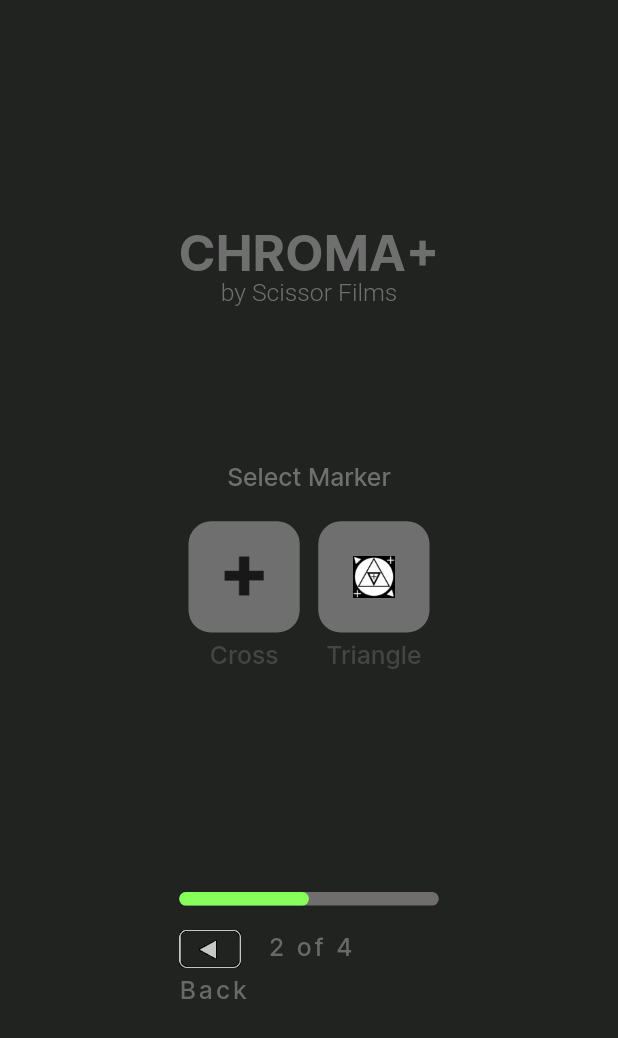
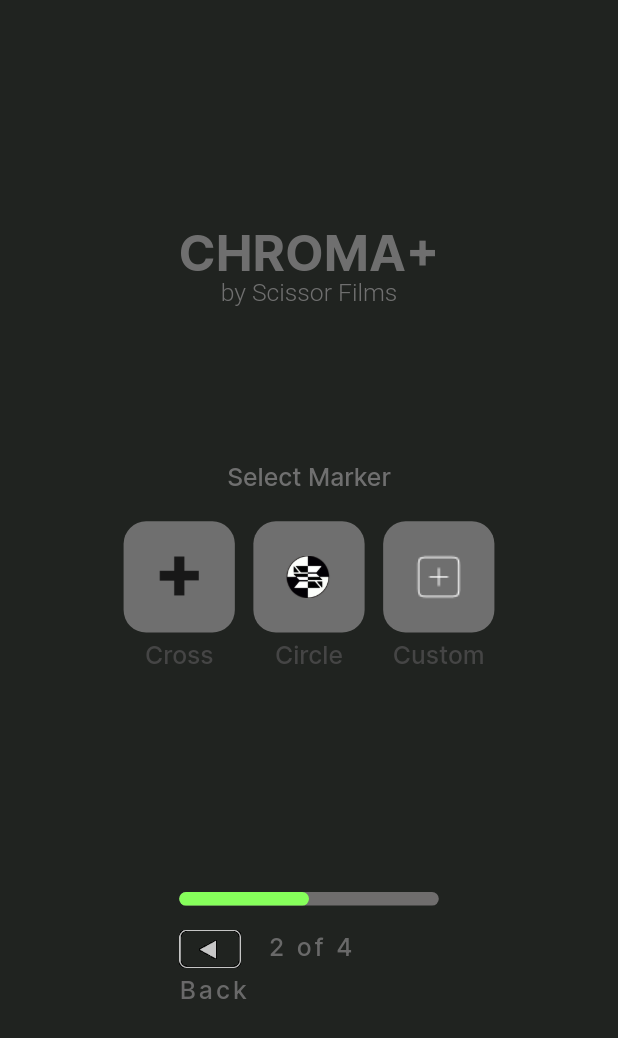
Before and after one commit to harsh-luthra/Chroma-, a Flutter app: the screen it shows after launch, after a tap on "Green", on a phone screen of 412 x 824 dp. Shown: the top 1038 px of the screen. Run offline on Flutter 3.47's test engine with Material 2 defaults, Android fonts, the phone set to English and light mode, and no system bars; our stand-ins replace auto_size_text, csv, flutter_colorpicker, flutter_slidable, flutter_svg, sensors_plus and 2 more; missing offline and left inert: fullscreen, screen_brightness, to_csv, undo; Roboto replaces fonts that are missing (Proxima Nova).

Commit message:
added new images change triangle to circle marker changed 2 by 2 layout to 3 layout added icon to select custom icon from phone (need to implement feature to select custom marker)

```diff
--- a/lib/AppConstants.dart
+++ b/lib/AppConstants.dart
@@ -23,11 +23,14 @@
   static const Color sliderActiveColor = Color.fromARGB(255, 210, 210, 210);
   static const Color sliderInActiveColor = Color.fromARGB(255, 210, 210, 210);
 
-
   static const Color containerGreyColor = Color.fromARGB(65, 0, 0, 0);
 
   static const AssetImage plusImg = AssetImage('assets/images/plusImg.png');
   static const AssetImage triangleImg = AssetImage('assets/images/triangleImg.png');
+  static const AssetImage sfCircleImg = AssetImage('assets/images/sfMarker.png');
+
+  static const AssetImage addMarkerImg = AssetImage('assets/images/addMarker.png');
+  static const AssetImage colorCircleImg = AssetImage('assets/images/colorCirlce.png');
 
   static const AssetImage customImg = AssetImage('assets/images/settings.png');
   static const AssetImage standardImg = AssetImage('assets/images/standardLayout.png');
--- a/lib/customise_layout.dart
+++ b/lib/customise_layout.dart
@@ -807,7 +807,7 @@
       if (loadedMarker == "1") {
         selectedMarker = AppConstants.plusImg;
       } else {
-        selectedMarker = AppConstants.triangleImg;
+        selectedMarker = AppConstants.sfCircleImg;
       }
     } else {
       selectedMarker = AppConstants.plusImg;
--- a/lib/customise_layout_bkup.dart
+++ b/lib/customise_layout_bkup.dart
@@ -648,7 +648,7 @@
       if (loadedMarker == "1") {
         selectedMarker = AppConstants.plusImg;
       } else {
-        selectedMarker = AppConstants.triangleImg;
+        selectedMarker = AppConstants.sfCircleImg;
       }
     } else {
       selectedMarker = AppConstants.plusImg;
--- a/lib/main_screen.dart
+++ b/lib/main_screen.dart
@@ -881,7 +881,7 @@
       if (loadedMarker == "1") {
         selectedMarker = AppConstants.plusImg;
       } else {
-        selectedMarker = AppConstants.triangleImg;
+        selectedMarker = AppConstants.sfCircleImg;
       }
     } else {
       selectedMarker = AppConstants.plusImg;
--- a/lib/select_color.dart
+++ b/lib/select_color.dart
@@ -175,22 +175,26 @@
                 width: screenWidth! * 0.03,
               ),
               colorPaletteBox(AppConstants.blue_clr, "Blue"),
-            ],
-          ),
-          SizedBox(
-            height: screenHeight! * 0.0175,
-          ),
-          Row(
-            mainAxisAlignment: MainAxisAlignment.center,
-            crossAxisAlignment: CrossAxisAlignment.center,
-            children: [
-              colorPaletteBox(AppConstants.black_clr, "Black"),
               SizedBox(
                 width: screenWidth! * 0.03,
               ),
-              colorPaletteBox(currentColor, "Custom"),
+              colorPaletteBox(AppConstants.blue_clr, "Custom"),
             ],
           ),
+          // SizedBox(
+          //   height: screenHeight! * 0.0175,
+          // ),
+          // Row(
+          //   mainAxisAlignment: MainAxisAlignment.center,
+          //   crossAxisAlignment: CrossAxisAlignment.center,
+          //   children: [
+          //     colorPaletteBox(AppConstants.black_clr, "Black"),
+          //     SizedBox(
+          //       width: screenWidth! * 0.03,
+          //     ),
+          //     colorPaletteBox(currentColor, "Custom"),
+          //   ],
+          // ),
         ],
       ),
     );
@@ -210,7 +214,11 @@
               SizedBox(
                 width: screenWidth! * 0.03,
               ),
-              markerPaletteBox(AppConstants.triangleImg, "Triangle"),
+              markerPaletteBox(AppConstants.sfCircleImg, "Circle"),
+              SizedBox(
+                width: screenWidth! * 0.03,
+              ),
+              markerPaletteBox(AppConstants.addMarkerImg, "Custom"),
             ],
           ),
          // SizedBox(height: (screenHeight! * 0.09) + 10 + 10)
@@ -233,7 +241,7 @@
                SizedBox(
                 width: screenWidth! * 0.03,
               ),
-              layoutPaletteBox(AppConstants.triangleImg, "Custom"),
+              layoutPaletteBox(AppConstants.sfCircleImg, "Custom"),
             ],
           ),
         ],
@@ -442,7 +450,7 @@
                   color: AppConstants.Alt_Color,
                 ),
               ),
-              Container(
+              title != "Custom" ? Container(
                 width: innerCircleSize,
                 height: innerCircleSize,
                 decoration: BoxDecoration(
@@ -453,6 +461,19 @@
                     bottomRight: Radius.circular(39),
                   ),
                   color: color,
+                ),
+              ) : Container(
+                width: innerCircleSize,
+                height: innerCircleSize,
+                decoration: BoxDecoration(
+                  borderRadius: const BorderRadius.only(
+                    topLeft: Radius.circular(39),
+                    topRight: Radius.circular(39),
+                    bottomLeft: Radius.circular(39),
+                    bottomRight: Radius.circular(39),
+                  ),
+                  color: color,
+                  image: const DecorationImage(image: AppConstants.colorCircleImg, fit: BoxFit.fitWidth),
                 ),
               ),
             ],
@@ -479,6 +500,7 @@
   Widget markerPaletteBox(AssetImage showImage, String title) {
     double? outerCircleCorner = 15;
     double? outerCircleSize = screenHeight! * 0.09;
+    double? markerSize = title == "Cross" ? screenHeight! * 0.034 : screenHeight! * 0.045;
     //double? innerCircleSize = outerCircleSize * 0.34;
     return GestureDetector(
       onTap: () {
@@ -488,10 +510,15 @@
             selectedMarker = 1;
             selectLayout();
           });
-        } else if (title == "Triangle") {
+        } else if (title == "Circle") {
           setState(() {
             selectedMarker = 2;
             selectLayout();
+          });
+        }else if (title == "Custom") {
+          setState(() {
+            selectedMarker = 2; // Need to Change to 3
+            selectLayout(); // Need to Add Pick Image from Phone for Custom Marker
           });
         }
       },
@@ -514,8 +541,8 @@
                 ),
               ),
               Container(
-                  width: screenHeight! * 0.034,
-                  height: screenHeight! * 0.034,
+                  width: markerSize,
+                  height: markerSize,
                   decoration: BoxDecoration(
                     image:
                     DecorationImage(image: showImage, fit: BoxFit.fitWidth),
--- a/lib/select_color_bkup.dart
+++ b/lib/select_color_bkup.dart
@@ -202,7 +202,7 @@
             const SizedBox(
               width: 10,
             ),
-            markerPaletteBox(AppConstants.triangleImg, "Triangle"),
+            markerPaletteBox(AppConstants.sfCircleImg, "Triangle"),
           ],
         ),
         const SizedBox(
@@ -235,7 +235,7 @@
             const SizedBox(
               width: 10,
             ),
-            layoutPaletteBox(AppConstants.triangleImg, "Custom"),
+            layoutPaletteBox(AppConstants.sfCircleImg, "Custom"),
           ],
         ),
         const SizedBox(
```
Also changed, not shown: assets/images/addMarker.png (added), assets/images/colorCirlce.png (added), assets/images/sfMarker.png (added).
